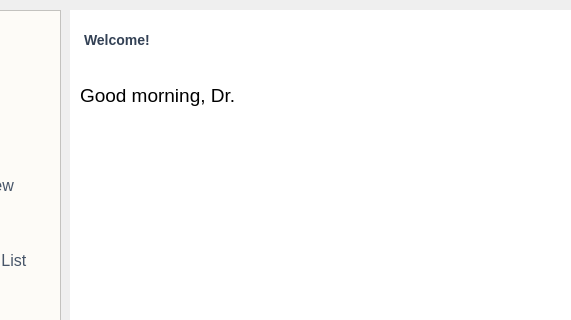
Above: doctorwindow.ui from princuthapa/AXON_HMS before the change; both pictures show x 110 to 681 and y 0 to 320 of the 1280 by 720 pixel window. Below: the same form after it.
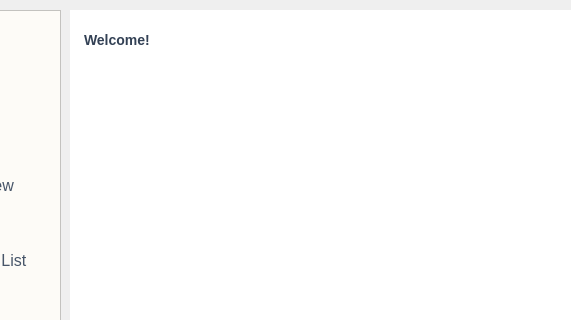
That is the form after the change. Icons and pictures are not drawn.

Commit message: doctor dynamic welcome message

The edit to the form file:
```diff
--- a/doctorwindow.ui
+++ b/doctorwindow.ui
@@ -302,27 +302,7 @@
          <height>51</height>
         </rect>
        </property>
-       <layout class="QHBoxLayout" name="horizontalLayout_2">
-        <item>
-         <widget class="QLabel" name="lblWelcome">
-          <property name="font">
-           <font>
-            <pointsize>14</pointsize>
-           </font>
-          </property>
-          <property name="styleSheet">
-           <string notr="true">Q,Label#lblWelcome{
-		background-color: transparent;
-		font-size: 24 px;
-		color: #334155;
-}</string>
-          </property>
-          <property name="text">
-           <string>Good morning, Dr. </string>
-          </property>
-         </widget>
-        </item>
-       </layout>
+       <layout class="QHBoxLayout" name="horizontalLayout_2"/>
       </widget>
       <widget class="QWidget" name="statsContainer" native="true">
        <property name="geometry">
```
The commit also changes 1 other file.
